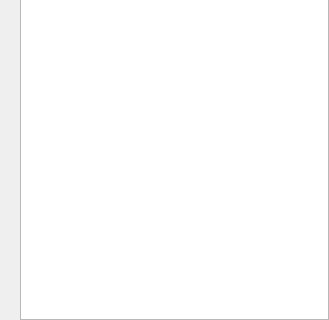
Qt form cosas/cosas.ui (dgreisen/u2db) before a commit; both pictures show x 0 to 329 and y 266 to 586 of the 329 by 586 pixel window.
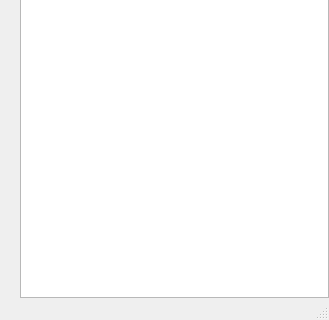
The same form after that commit.

Patch:
```diff
--- a/cosas/cosas.ui
+++ b/cosas/cosas.ui
@@ -212,6 +212,7 @@
    </widget>
    <addaction name="menu_File"/>
   </widget>
+  <widget class="QStatusBar" name="statusBar"/>
   <action name="action_synchronize">
    <property name="text">
     <string>&amp;Synchronize</string>
```
Left out of the diff: 1 changed line with no effect on the pictures.
